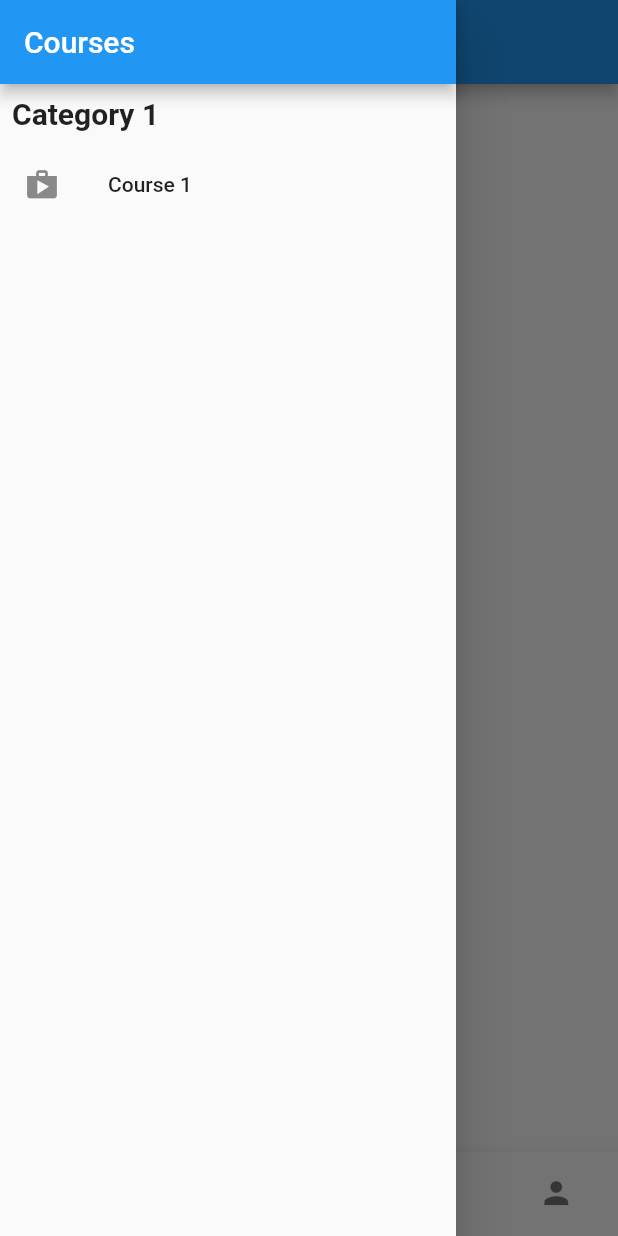
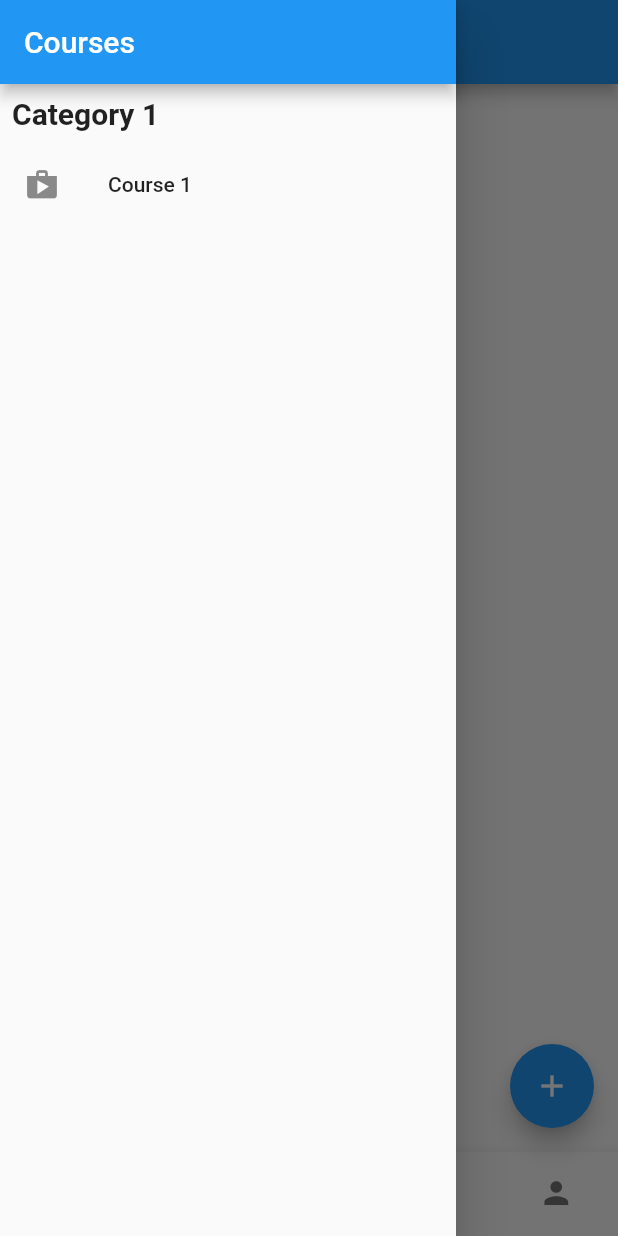
Before and after one commit to InnoSWP/ReusEdAppG7, a Flutter app: the screen it shows once a user with an empty profile is signed in, with the side drawer open, on a phone screen of 412 x 824 dp. Run offline on Flutter 3.47's test engine with Material 2 defaults, Android fonts, the phone set to English and light mode, and no system bars; our stand-ins replace cloud_firestore, firebase_auth, firebase_core; accounts and stored records are empty.

Commit message:
initial commit

```diff
--- a/reused_flutter/lib/main.dart
+++ b/reused_flutter/lib/main.dart
@@ -4,6 +4,7 @@
 import 'package:provider/provider.dart';
 import 'package:reused_flutter/main_nav.dart';
 import 'package:reused_flutter/providers/auth_provider.dart';
+import 'package:reused_flutter/screens/chat/select_user.dart';
 import 'package:reused_flutter/screens/create_course/main_screen.dart';
 import 'package:reused_flutter/screens/dashboard/main_screen.dart';
 import 'package:reused_flutter/screens/login/main_screen.dart';
@@ -47,6 +48,7 @@
         ),
         routes: {
           DashboardMainScreen.routeName: (_) => const DashboardMainScreen(),
+          ChatSelectUserScreen.routeName: (_) => const ChatSelectUserScreen(),
           // SocialMainScreen.routeName: (_) => const SocialMainScreen(),
           ProfileMainScreen.routeName: (_) => const ProfileMainScreen(),
           SettingsMainScreen.routeName: (_) => const SettingsMainScreen(),
--- a/reused_flutter/lib/main_nav.dart
+++ b/reused_flutter/lib/main_nav.dart
@@ -1,7 +1,9 @@
 import 'package:flutter/material.dart';
 import 'package:reused_flutter/screens/chat/main_screen.dart';
+import 'package:reused_flutter/screens/chat/select_user.dart';
 import 'package:reused_flutter/screens/dashboard/main_screen.dart';
 import 'package:reused_flutter/screens/forum/main_screen.dart';
+import 'package:reused_flutter/screens/settings/main_screen.dart';
 import 'package:reused_flutter/screens/social/main_screen.dart';
 import 'package:reused_flutter/screens/profile/main_screen.dart';
 import 'package:reused_flutter/screens/shop/main_screen.dart';
@@ -15,18 +17,15 @@ class MainNavigation extends StatefulWidget {
 }
 
 class _MainNavigationState extends State<MainNavigation> {
-  int _selectedIndex = 0;
+  int _selectedIndex = 2;
 
   final List<Widget> _screens = [
-    const ChatsMainScreen(),
-    // const DashboardMainScreen(),
+    const DashboardMainScreen(),
     const ForumMainScreen(),
     const ChatsMainScreen(),
     const ShopMainScreen(),
     const ProfileMainScreen(),
   ];
-
-  bool _forumActive = true;
 
   PreferredSizeWidget _getAppBar(BuildContext context, int _selectedIndex) {
     switch (_selectedIndex) {
@@ -65,7 +64,9 @@ class _MainNavigationState extends State<MainNavigation> {
           // ],
         );
       case 2:
-        return AppBar(title: const Text("Chats"));
+        return AppBar(
+          title: const Text("Chats"),
+        );
       case 3:
         return AppBar(title: const Text("Shop"));
       case 4:
@@ -74,7 +75,7 @@ class _MainNavigationState extends State<MainNavigation> {
           actions: [
             IconButton(
               onPressed: () {
-                Navigator.pushNamed(context, '/settings');
+                Navigator.pushNamed(context, SettingsMainScreen.routeName);
               },
               icon: const Icon(Icons.settings),
             ),
@@ -90,6 +91,14 @@ class _MainNavigationState extends State<MainNavigation> {
     return Scaffold(
       appBar: _getAppBar(context, _selectedIndex),
       drawer: AppDrawer(),
+      floatingActionButton: _selectedIndex == 2
+          ? FloatingActionButton(
+              onPressed: () {
+                Navigator.pushNamed(context, ChatSelectUserScreen.routeName);
+              },
+              child: const Icon(Icons.add),
+            )
+          : null,
       body: _screens[_selectedIndex],
       bottomNavigationBar: BottomNavigationBar(
         type: BottomNavigationBarType.fixed,
--- /dev/null
+++ b/reused_flutter/lib/models/user_model.dart
@@ -0,0 +1,6 @@
+class UserModel {
+  final String username;
+  UserModel({
+    required this.username
+  });
+}
--- a/reused_flutter/lib/screens/chat/main_screen.dart
+++ b/reused_flutter/lib/screens/chat/main_screen.dart
@@ -1,6 +1,3 @@
-import 'dart:convert';
-
-import 'package:cloud_firestore/cloud_firestore.dart';
 import 'package:flutter/material.dart';
 import 'package:provider/provider.dart';
 import 'package:reused_flutter/providers/auth_provider.dart';
@@ -9,27 +6,11 @@ class ChatsMainScreen extends StatelessWidget {
   static const routeName = "/chats";
   const ChatsMainScreen({Key? key}) : super(key: key);
 
-  void _allUsers() async {
-    var _allUsers = await FirebaseFirestore.instance.collection('users').get();
-    // if (_allUsers.docs.contains(username)) {
-    //   print('hello');
-    // }
-    print('???');
-    print(_allUsers.docs.map(
-      (e) => e.id
-    ));
-  }
-
   @override
   Widget build(BuildContext context) {
     final _userData =
         Provider.of<AuthProvider>(context).getAuthInfo().currentUser;
-    // _allUsers();
-    // print(_userData.)
-    return ElevatedButton(
-      onPressed: () {},
-      child: const Text("Create chat"),
-    );
+    return Container();
   }
 }
 
@@ -38,7 +19,6 @@ class ChatCard extends StatelessWidget {
 
   @override
   Widget build(BuildContext context) {
-    // print(_userData.currentUser!.uid);
     return Container();
   }
 }
```
Also changed, not shown: reused_flutter/lib/providers/userdata_provider.dart (added, +9 -0 lines), reused_flutter/lib/screens/chat/select_user.dart (added, +64 -0 lines), reused_flutter/lib/screens/login/main_screen.dart (+12 -2 lines).
